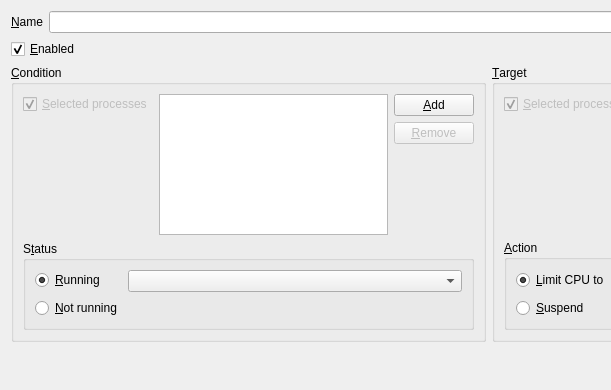
The window that source/ruledialog.ui (martin-kudlicka/cpu-limiter) describes before a commit, drawn with Qt 5; both pictures show x 0 to 611 and y 0 to 390 of the 979 by 390 pixel window.
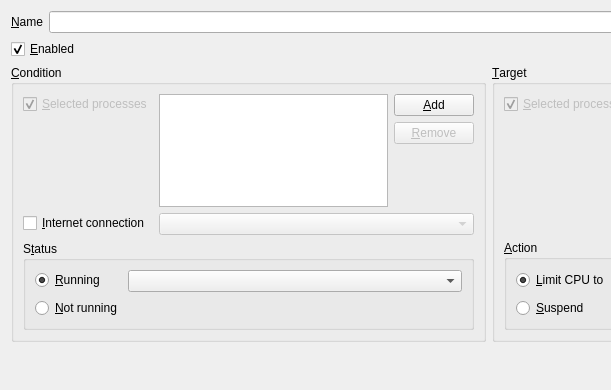
The same window after the commit.

Commit message: + internet connection option

```diff
--- a/source/ruledialog.ui
+++ b/source/ruledialog.ui
@@ -109,6 +109,20 @@
             </item>
            </layout>
           </item>
+          <item row="1" column="0">
+           <widget class="QCheckBox" name="conditionInternetConnection">
+            <property name="text">
+             <string>&amp;Internet connection</string>
+            </property>
+           </widget>
+          </item>
+          <item row="1" column="1">
+           <widget class="QComboBox" name="conditionInternetConnectionStatus">
+            <property name="enabled">
+             <bool>false</bool>
+            </property>
+           </widget>
+          </item>
          </layout>
         </item>
         <item>
```
The commit also changes 4 other files.
